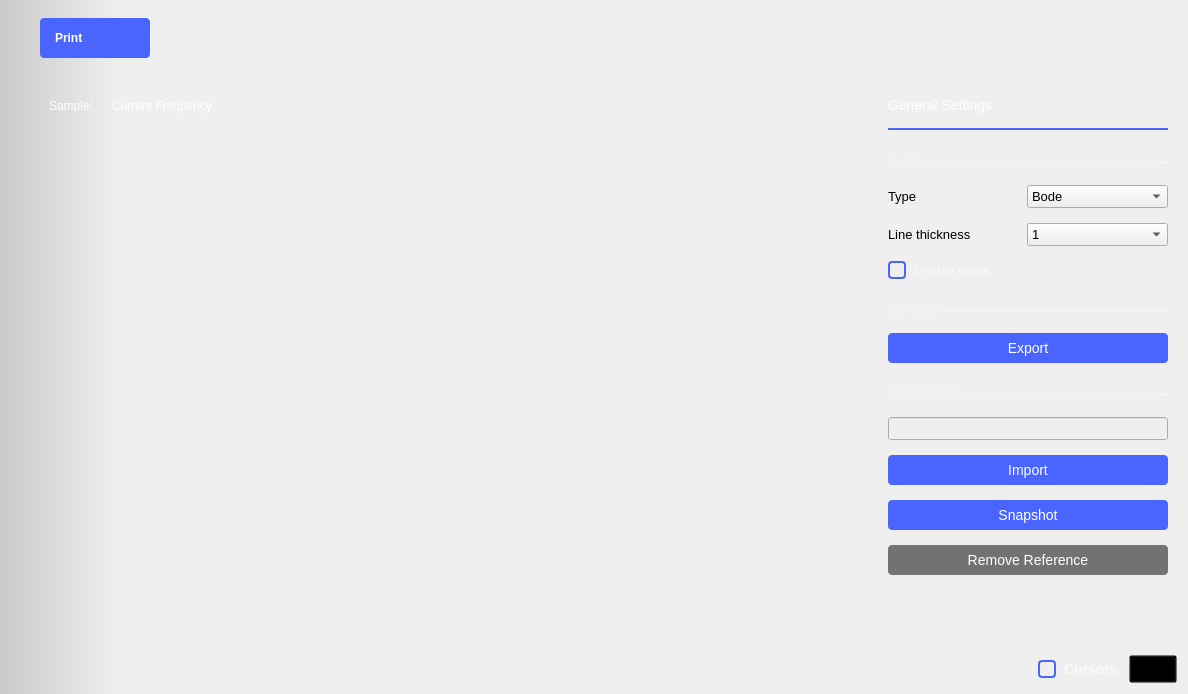
Above: ui/network_analyzer.ui from mattbalao/scopy before the change. Below: the same form after it.
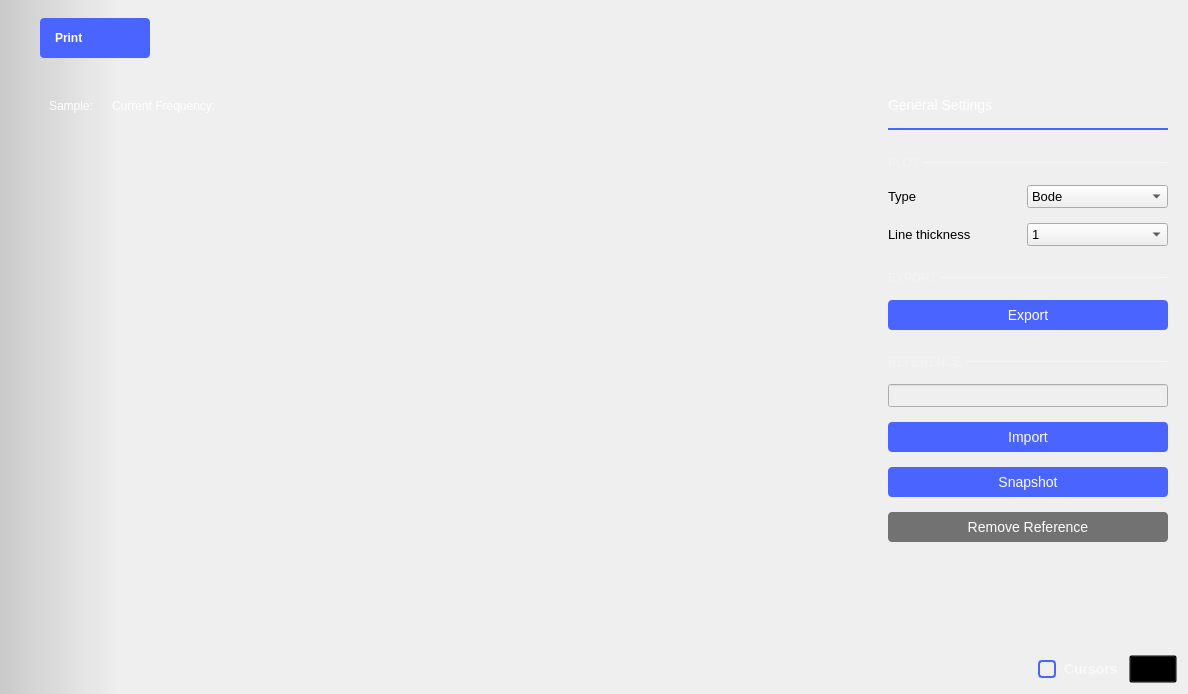
That is the form after the change. Icons and pictures are not drawn. Custom widgets are drawn as their Qt base class.

Commit message:
General: Added instrument notes to all instruments
Moved instrument enable to preferences so all instrument notes are enabled
from the same spot

Patch:
```diff
--- a/ui/network_analyzer.ui
+++ b/ui/network_analyzer.ui
@@ -2249,48 +2249,6 @@
                      </item>
                     </layout>
                    </item>
-                   <item>
-                    <spacer name="verticalSpacer_23">
-                     <property name="orientation">
-                      <enum>Qt::Vertical</enum>
-                     </property>
-                     <property name="sizeType">
-                      <enum>QSizePolicy::Fixed</enum>
-                     </property>
-                     <property name="sizeHint" stdset="0">
-                      <size>
-                       <width>0</width>
-                       <height>15</height>
-                      </size>
-                     </property>
-                    </spacer>
-                   </item>
-                   <item>
-                    <widget class="QCheckBox" name="notesEnable">
-                     <property name="styleSheet">
-                      <string notr="true">
-QCheckBox {
-  spacing: 8px;
-  background-color: transparent;
-  font-size: 13px;
-  font-weight: normal;
-  color: rgba(255, 255, 255, 153);
-}
-
-QCheckBox::indicator {
-  width: 14px;
-  height: 14px;
-  border: 2px solid rgb(74,100,255);
-  border-radius: 4px;
-}
-QCheckBox::indicator:unchecked { background-color: transparent; }
-QCheckBox::indicator:checked { background-color: rgb(74,100,255); }</string>
-                     </property>
-                     <property name="text">
-                      <string>Enable notes</string>
-                     </property>
-                    </widget>
-                   </item>
                    <item>
                     <spacer name="verticalSpacer_16">
                      <property name="orientation">
@@ -3057,6 +3015,11 @@
    <header>menu_anim.hpp</header>
    <container>1</container>
   </customwidget>
+  <customwidget>
+   <class>adiscope::CustomPushButton</class>
+   <extends>QPushButton</extends>
+   <header>customPushButton.hpp</header>
+  </customwidget>
   <customwidget>
    <class>adiscope::RunSingleWidget</class>
    <extends>QWidget</extends>
@@ -3068,11 +3031,6 @@
    <extends>QPushButton</extends>
    <header>customSwitch.hpp</header>
   </customwidget>
-  <customwidget>
-   <class>adiscope::CustomPushButton</class>
-   <extends>QPushButton</extends>
-   <header>customPushButton.hpp</header>
-  </customwidget>
   <customwidget>
    <class>adiscope::InstrumentNotes</class>
    <extends>QWidget</extends>
```
Left out of the diff: 2 changed lines with no effect on the pictures. The commit also changes 44 other files.
